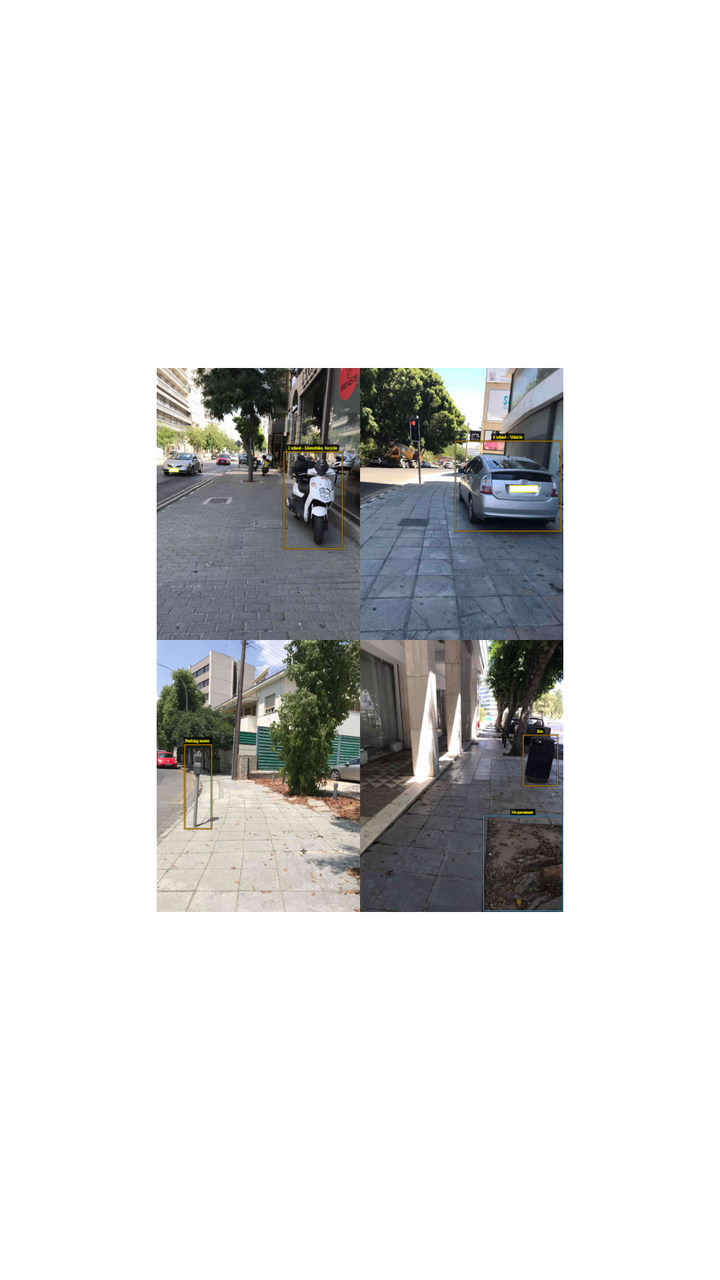
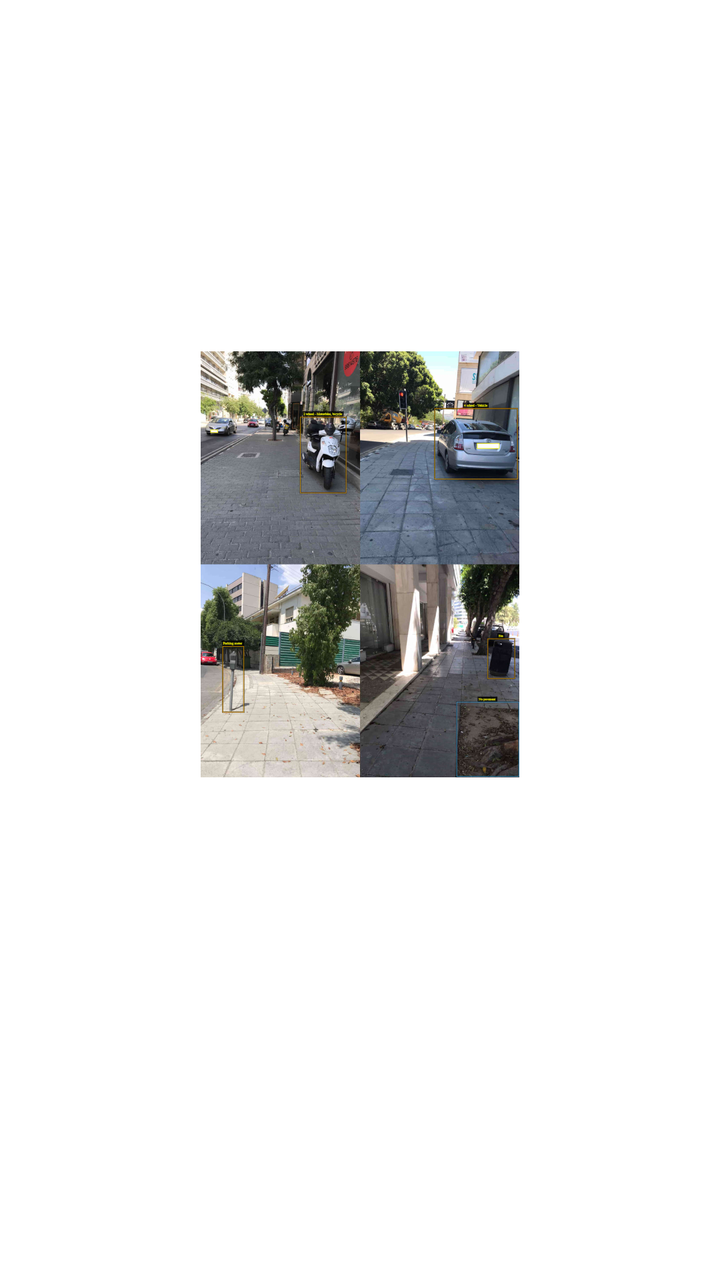

An Android layout rendered at two revisions. The XML below is the earlier revision; the diff shows what the commit changed to produce the second picture.
<!-- AndroidManifest.xml: application theme AppTheme -->
<!-- res/layout/fragment_intro_2.xml -->
<?xml version="1.0" encoding="utf-8"?>
<LinearLayout xmlns:android="http://schemas.android.com/apk/res/android"
    xmlns:app="http://schemas.android.com/apk/res-auto"
    xmlns:tools="http://schemas.android.com/tools"
    android:id="@+id/custom_intro_fragment_layout"
    android:layout_width="match_parent"
    android:layout_height="match_parent"
    android:gravity="center"
    android:orientation="vertical"
    android:padding="@dimen/margin_medium"
    tools:background="@color/introColor2">

    <androidx.constraintlayout.widget.ConstraintLayout
        android:layout_width="match_parent"
        android:layout_height="match_parent">

        <TextView
            android:id="@+id/title"
            style="@style/TextAppearance.AppCompat.Display1"
            android:layout_width="match_parent"
            android:layout_height="0dp"
            android:gravity="center"
            android:text="App functionality"
            android:textColor="#FFFFFF"
            app:layout_constraintEnd_toEndOf="parent"
            app:layout_constraintHeight_percent="0.2"
            app:layout_constraintStart_toStartOf="parent"
            app:layout_constraintTop_toTopOf="parent" />

        <TextView
            style="@style/TextAppearance.AppCompat.Medium"
            android:layout_width="match_parent"
            android:layout_height="0dp"
            android:layout_weight="1"
            android:gravity="center"
            android:text="The app aims to automate the reporting process, and make it as quick and effortless as possible."
            android:textColor="#ffffff"
            app:layout_constraintBottom_toTopOf="@id/image"
            app:layout_constraintEnd_toEndOf="parent"
            app:layout_constraintStart_toStartOf="parent" />

        <ImageView
            android:id="@+id/image"
            android:layout_width="0dp"
            android:layout_height="0dp"
            android:padding="@dimen/margin_medium"
            android:src="@drawable/cnnexplanation"
            app:layout_constraintBottom_toBottomOf="parent"
            app:layout_constraintDimensionRatio="1"
            app:layout_constraintEnd_toEndOf="parent"
            app:layout_constraintHeight_percent="0.5"
            app:layout_constraintStart_toStartOf="parent"
            app:layout_constraintTop_toTopOf="parent" />

        <TextView
            style="@style/TextAppearance.AppCompat.Medium"
            android:layout_width="match_parent"
            android:layout_height="0dp"
            android:layout_weight="1"
            android:gravity="center"
            android:text="Computer vision algorithms are employed to make reporting the obstacles' type faster.\n\nOther relevant details about the obstacles are automatically gathered using the device's available sensors, requiring minimal user interaction."
            android:textColor="#ffffff"
            app:layout_constraintEnd_toEndOf="parent"
            app:layout_constraintStart_toStartOf="parent"
            app:layout_constraintTop_toBottomOf="@id/image" />

    </androidx.constraintlayout.widget.ConstraintLayout>

</LinearLayout>
<!-- resources referenced by this layout -->
<resources>
  <color name="introColor2">#C1561C</color>
  <dimen name="margin_medium">16dp</dimen>
  <!-- drawable cnnexplanation: jpg bitmap (drawable, 229891 bytes) -->
  <style name="AppTheme" parent="Theme.MaterialComponents.Light.DarkActionBar">
          
          <item name="colorPrimary">@color/colorPrimary</item>
          <item name="colorPrimaryDark">@color/colorPrimaryDark</item>
          <item name="colorAccent">@color/colorAccent</item>
      </style>
  <color name="colorPrimary">#009688</color>
  <color name="colorPrimaryDark">#00796b</color>
  <color name="colorAccent">#536dfe</color>
</resources>

<!-- the commit's change to res/layout/fragment_intro_2.xml (unified diff, before → after) -->
@@ -7,7 +7,10 @@
     android:layout_height="match_parent"
     android:gravity="center"
     android:orientation="vertical"
-    android:padding="@dimen/margin_medium"
+    android:paddingStart="@dimen/margin_medium"
+    android:paddingTop="@dimen/margin_medium"
+    android:paddingEnd="@dimen/margin_medium"
+    android:paddingBottom="@dimen/margin_huge"
     tools:background="@color/introColor2">
 
     <androidx.constraintlayout.widget.ConstraintLayout
@@ -18,48 +21,50 @@
             android:id="@+id/title"
             style="@style/TextAppearance.AppCompat.Display1"
             android:layout_width="match_parent"
-            android:layout_height="0dp"
+            android:layout_height="wrap_content"
             android:gravity="center"
+            android:paddingTop="@dimen/margin_medium"
+            android:paddingBottom="@dimen/margin_medium"
             android:text="App functionality"
             android:textColor="#FFFFFF"
+            app:layout_constraintBottom_toTopOf="@id/subtitle"
             app:layout_constraintEnd_toEndOf="parent"
-            app:layout_constraintHeight_percent="0.2"
             app:layout_constraintStart_toStartOf="parent"
             app:layout_constraintTop_toTopOf="parent" />
 
         <TextView
+            android:id="@+id/subtitle"
             style="@style/TextAppearance.AppCompat.Medium"
             android:layout_width="match_parent"
-            android:layout_height="0dp"
-            android:layout_weight="1"
+            android:layout_height="wrap_content"
             android:gravity="center"
             android:text="The app aims to automate the reporting process, and make it as quick and effortless as possible."
             android:textColor="#ffffff"
             app:layout_constraintBottom_toTopOf="@id/image"
             app:layout_constraintEnd_toEndOf="parent"
-            app:layout_constraintStart_toStartOf="parent" />
+            app:layout_constraintStart_toStartOf="parent"
+            app:layout_constraintTop_toBottomOf="@id/title" />
 
         <ImageView
             android:id="@+id/image"
-            android:layout_width="0dp"
+            android:layout_width="wrap_content"
             android:layout_height="0dp"
             android:padding="@dimen/margin_medium"
             android:src="@drawable/cnnexplanation"
-            app:layout_constraintBottom_toBottomOf="parent"
-            app:layout_constraintDimensionRatio="1"
+            app:layout_constraintBottom_toTopOf="@id/text"
             app:layout_constraintEnd_toEndOf="parent"
-            app:layout_constraintHeight_percent="0.5"
             app:layout_constraintStart_toStartOf="parent"
-            app:layout_constraintTop_toTopOf="parent" />
+            app:layout_constraintTop_toBottomOf="@id/subtitle" />
 
         <TextView
+            android:id="@+id/text"
             style="@style/TextAppearance.AppCompat.Medium"
             android:layout_width="match_parent"
-            android:layout_height="0dp"
-            android:layout_weight="1"
+            android:layout_height="wrap_content"
             android:gravity="center"
             android:text="Computer vision algorithms are employed to make reporting the obstacles' type faster.\n\nOther relevant details about the obstacles are automatically gathered using the device's available sensors, requiring minimal user interaction."
             android:textColor="#ffffff"
+            app:layout_constraintBottom_toBottomOf="parent"
             app:layout_constraintEnd_toEndOf="parent"
             app:layout_constraintStart_toStartOf="parent"
             app:layout_constraintTop_toBottomOf="@id/image" />
<!-- resource entries referenced after the edit -->
@@ -1,6 +1,7 @@
 <!-- resources referenced by this layout -->
 <resources>
   <color name="introColor2">#C1561C</color>
+  <dimen name="margin_huge">64dp</dimen>
   <dimen name="margin_medium">16dp</dimen>
   <!-- drawable cnnexplanation: jpg bitmap (drawable, 229891 bytes) -->
   <style name="AppTheme" parent="Theme.MaterialComponents.Light.DarkActionBar">
